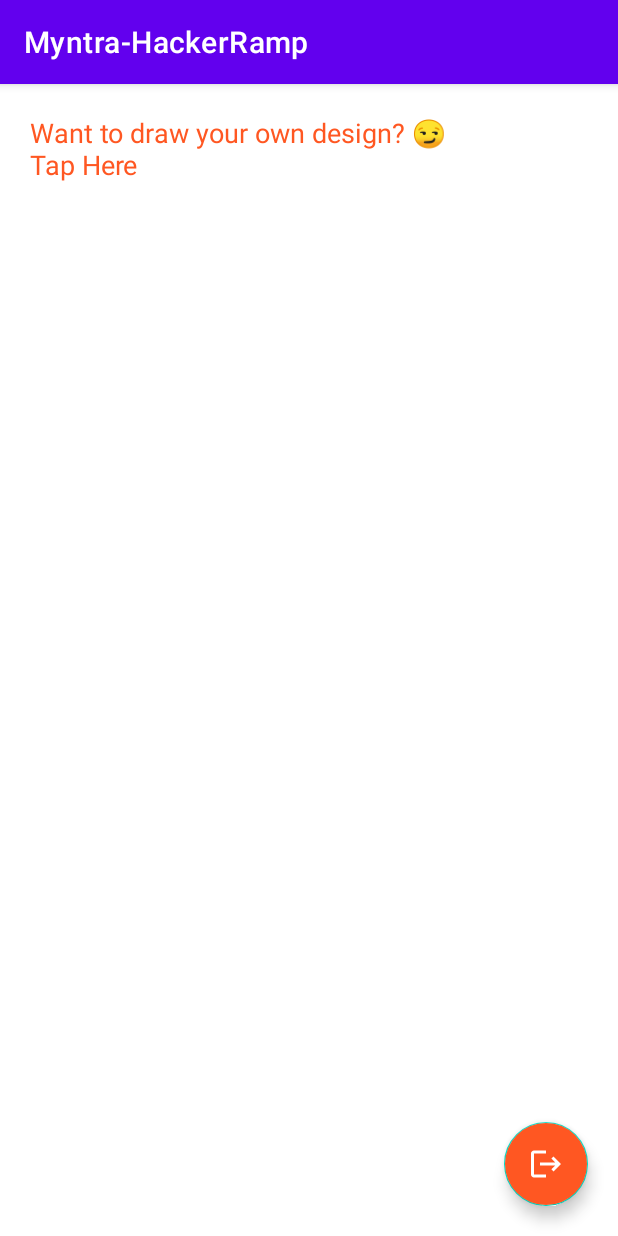
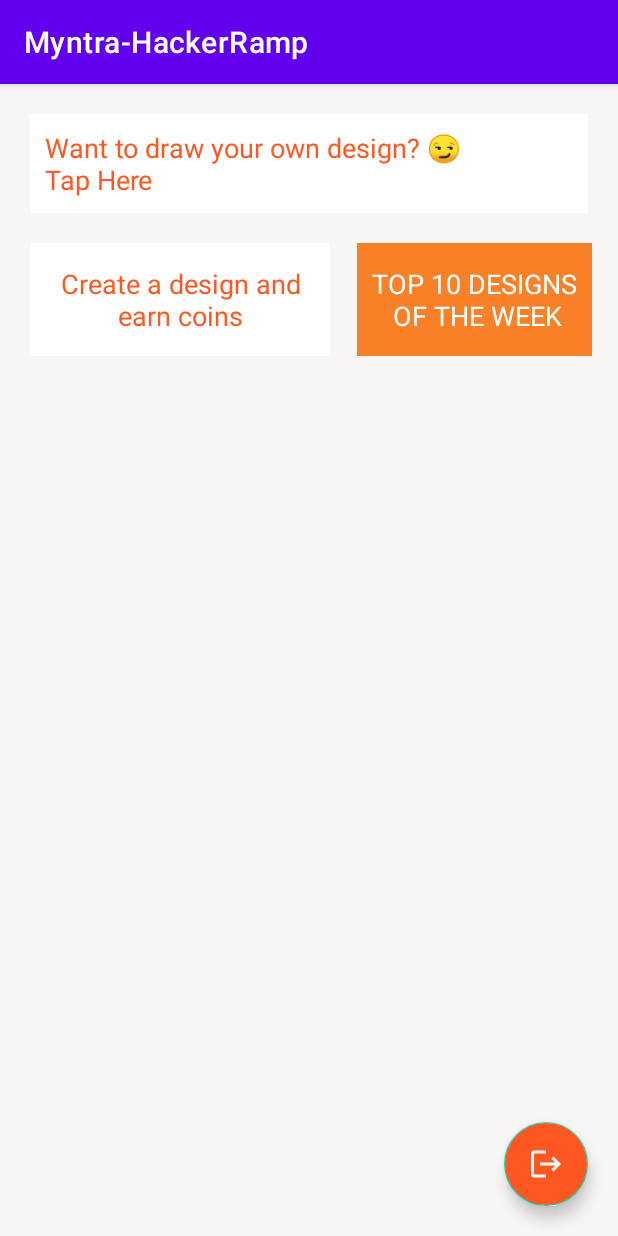
Before and after one commit to bhavesh3005sharma/Myntra-HackerRamp, an Android app: the HomeActivity screen opened directly, with no data from a screen before it, on a phone screen of 412 x 824 dp. Run offline under Robolectric (Android 15) with nearby library versions, the phone set to English and light mode, and no system bars; our stand-ins replace Firebase (no records; nobody signed in at launch, a user with empty details on screens opened directly).

Commit message:
Card, Adapter

```diff
--- a/app/build.gradle
+++ b/app/build.gradle
@@ -51,4 +51,5 @@ dependencies {
     implementation 'com.google.firebase:firebase-messaging:23.0.0'
 
     implementation 'gun0912.ted:tedpermission:2.1.0'
+    implementation 'com.github.bumptech.glide:glide:4.11.0'
 }
--- a/app/src/main/java/com/hackathon/myntra_hackerramp/HomeActivity.java
+++ b/app/src/main/java/com/hackathon/myntra_hackerramp/HomeActivity.java
@@ -1,4 +1,6 @@
 package com.hackathon.myntra_hackerramp;
+
+import static java.security.AccessController.getContext;
 
 import android.content.Intent;
 import android.content.SharedPreferences;
@@ -6,19 +8,48 @@ import android.os.Bundle;
 import android.view.View;
 
 import androidx.appcompat.app.AppCompatActivity;
+import androidx.recyclerview.widget.LinearLayoutManager;
+import androidx.recyclerview.widget.RecyclerView;
 
 import com.google.firebase.auth.FirebaseAuth;
+import com.hackathon.myntra_hackerramp.adapter.homeAdapter;
+import com.hackathon.myntra_hackerramp.model.Model;
 
-public class HomeActivity extends AppCompatActivity {
+import java.util.ArrayList;
+
+public class HomeActivity extends AppCompatActivity implements  homeAdapter.listener{
+    homeAdapter adapter;
+    ArrayList<Model> list=new ArrayList<>();
+    RecyclerView recyclerView;
+
 
     @Override
     protected void onCreate(Bundle savedInstanceState) {
         super.onCreate(savedInstanceState);
         setContentView(R.layout.activity_home);
+        recyclerView=findViewById(R.id.recycler);
+
+        adapter = new homeAdapter(this, list);
+        LinearLayoutManager linearLayoutManager = new LinearLayoutManager(this, RecyclerView.VERTICAL, false);
+        linearLayoutManager.setReverseLayout(true);
+        linearLayoutManager.setStackFromEnd(true);
+        recyclerView.setLayoutManager(linearLayoutManager);
+        loadData();
+        recyclerView.setAdapter(adapter);
+        recyclerView.setHasFixedSize(true);
+        adapter.setUpOnListener(this);
+    }
+
+    public void loadData(){
+
     }
 
     public void goToDrawingSheet(View V) {
         startActivity(new Intent(this, DrawingSheet.class));
+    }
+
+    public void goToTop10(View view){
+        startActivity(new Intent(this, top10.class));
     }
 
     public void logout(View V) {
@@ -30,4 +61,14 @@ public class HomeActivity extends AppCompatActivity {
         startActivity(new Intent(this, AuthActivity.class));
         finish();
     }
+
+    @Override
+    public void upVoteClicked(Model model) {
+
+    }
+
+    @Override
+    public void onDesignClicked(Model model) {
+
+    }
 }
--- /dev/null
+++ b/app/src/main/java/com/hackathon/myntra_hackerramp/adapter/homeAdapter.java
@@ -0,0 +1,93 @@
+package com.hackathon.myntra_hackerramp.adapter;
+
+import android.content.Context;
+import android.view.LayoutInflater;
+import android.view.View;
+import android.view.ViewGroup;
+import android.widget.ImageView;
+import android.widget.TextView;
+
+import androidx.annotation.NonNull;
+import androidx.recyclerview.widget.RecyclerView;
+
+import com.bumptech.glide.Glide;
+import com.hackathon.myntra_hackerramp.R;
+import com.hackathon.myntra_hackerramp.model.Model;
+
+import java.util.List;
+
+public class homeAdapter extends RecyclerView.Adapter<homeAdapter.holder> {
+    Context context;
+    List<Model> list;
+    listener mListener;
+
+    public homeAdapter(Context context,List<Model> list){
+        this.context=context;
+        this.list=list;
+    }
+
+    public void setUpOnListener(listener mListener) {
+        this.mListener = mListener;
+    }
+
+    public interface listener{
+        void upVoteClicked(Model model);
+        void onDesignClicked(Model model);
+    }
+
+    @NonNull
+    @Override
+    public holder onCreateViewHolder(@NonNull ViewGroup parent, int viewType) {
+        View view = LayoutInflater.from(parent.getContext()).inflate(R.layout.card_home, parent, false);
+        return new holder(view);
+    }
+
+    @Override
+    public void onBindViewHolder(@NonNull holder holder, int position) {
+        Model model=list.get(position);
+        holder.username.setText(model.getUsername());
+        holder.timeStamp.setText(model.getTimeStampStr());
+        holder.upvotesNo.setText(String.valueOf(model.getUpvotes()));
+        holder.price1.setText(String.valueOf(model.getItemArrayList().get(0).getPrice()));
+        holder.price2.setText(String.valueOf(model.getItemArrayList().get(1).getPrice()));
+        holder.price3.setText(String.valueOf(model.getItemArrayList().get(2).getPrice()));
+
+        if (model.getVoteStatus() == 1) {
+            holder.upVote.setImageResource(R.drawable.ic_upvote_filled);
+        }
+
+        if(model.getDesignUrl()!=null) Glide.with(context).load(model.getDesignUrl()).into(holder.design);
+        if(model.getMlUrl()!=null) Glide.with(context).load(model.getDesignUrl()).into(holder.ml);
+        if(model.getItemArrayList().get(0).getPicUrl()!=null) Glide.with(context).load(model.getDesignUrl()).into(holder.item1);
+        if(model.getItemArrayList().get(1).getPicUrl()!=null) Glide.with(context).load(model.getDesignUrl()).into(holder.item2);
+        if(model.getItemArrayList().get(2).getPicUrl()!=null) Glide.with(context).load(model.getDesignUrl()).into(holder.item3);
+
+    }
+
+    @Override
+    public int getItemCount() {
+        return (list != null) ? list.size() : 0;
+    }
+
+    public static class holder extends RecyclerView.ViewHolder{
+        TextView username,timeStamp,upvotesNo,price1,price2,price3;
+        ImageView design,ml,item1,item2,item3,upVote;
+
+
+        public holder(@NonNull View itemView) {
+            super(itemView);
+            username=itemView.findViewById(R.id.textViewUsername);
+            timeStamp=itemView.findViewById(R.id.textViewDateTime);
+            price1=itemView.findViewById(R.id.price1);
+            price2=itemView.findViewById(R.id.price2);
+            price3=itemView.findViewById(R.id.price3);
+            upvotesNo=itemView.findViewById(R.id.upVoteNumber);
+            design=itemView.findViewById(R.id.design);
+            ml=itemView.findViewById(R.id.mlitem);
+            item1=itemView.findViewById(R.id.item1);
+            item2=itemView.findViewById(R.id.item2);
+            item3=itemView.findViewById(R.id.item3);
+            upVote=itemView.findViewById(R.id.upVote);
+        }
+    }
+}
--- /dev/null
+++ b/app/src/main/res/drawable/ic_upvote_filled.xml
@@ -0,0 +1,10 @@
+<vector xmlns:android="http://schemas.android.com/apk/res/android"
+    android:width="24dp"
+    android:height="24dp"
+    android:tint="?attr/colorControlNormal"
+    android:viewportWidth="24"
+    android:viewportHeight="24">
+    <path
+        android:fillColor="@android:color/white"
+        android:pathData="M1,21h4L5,9L1,9v12zM23,10c0,-1.1 -0.9,-2 -2,-2h-6.31l0.95,-4.57 0.03,-0.32c0,-0.41 -0.17,-0.79 -0.44,-1.06L14.17,1 7.59,7.59C7.22,7.95 7,8.45 7,9v10c0,1.1 0.9,2 2,2h9c0.83,0 1.54,-0.5 1.84,-1.22l3.02,-7.05c0.09,-0.23 0.14,-0.47 0.14,-0.73v-2z" />
+</vector>
--- a/app/src/main/res/layout/activity_home.xml
+++ b/app/src/main/res/layout/activity_home.xml
@@ -3,10 +3,13 @@
     xmlns:app="http://schemas.android.com/apk/res-auto"
     xmlns:tools="http://schemas.android.com/tools"
     android:layout_width="match_parent"
+    android:background="#F8F5F5"
     android:layout_height="match_parent"
     tools:context=".HomeActivity">
 
     <TextView
+        android:padding="10dp"
+        android:background="@color/white"
         android:id="@+id/textView"
         android:layout_width="match_parent"
         android:layout_height="wrap_content"
@@ -19,6 +22,37 @@
         app:layout_constraintStart_toStartOf="parent"
         app:layout_constraintTop_toTopOf="parent" />
 
+    <TextView
+        android:background="@color/white"
+        android:gravity="center"
+        android:padding="10dp"
+        android:id="@+id/textView1"
+        android:layout_width="200dp"
+        android:layout_height="75dp"
+        android:layout_margin="20dp"
+        android:text="Create a design and earn coins"
+        android:textColor="@color/orange"
+        android:textSize="18sp"
+        app:layout_constraintStart_toStartOf="parent"
+        app:layout_constraintTop_toBottomOf="@id/textView" />
+
+    <TextView
+        android:gravity="center"
+        android:padding="10dp"
+        android:id="@+id/textView2"
+        android:layout_width="wrap_content"
+        android:layout_height="75dp"
+        android:layout_margin="20dp"
+        android:background="#F88026"
+        android:onClick="goToTop10"
+        android:text="TOP 10 DESIGNS\n OF THE WEEK"
+        android:textAppearance="@style/TextAppearance.AppCompat.Body1"
+        android:textColor="@color/white"
+        android:textSize="18sp"
+        app:layout_constraintEnd_toEndOf="parent"
+        app:layout_constraintStart_toEndOf="@id/textView1"
+        app:layout_constraintTop_toBottomOf="@id/textView" />
+
     <com.google.android.material.floatingactionbutton.FloatingActionButton
         android:layout_width="wrap_content"
         android:layout_height="wrap_content"
@@ -29,4 +63,15 @@
         app:layout_constraintBottom_toBottomOf="parent"
         app:layout_constraintEnd_toEndOf="parent"
         app:tint="@color/white" />
+
+    <androidx.recyclerview.widget.RecyclerView
+        android:padding="5dp"
+        android:layout_width="match_parent"
+        android:layout_height="0dp"
+        android:id="@+id/recycler"
+        app:layout_constraintBottom_toBottomOf="parent"
+        app:layout_constraintEnd_toEndOf="parent"
+        app:layout_constraintStart_toStartOf="parent"
+        app:layout_constraintTop_toBottomOf="@id/textView2"/>
+
 </androidx.constraintlayout.widget.ConstraintLayout>
```
Also changed, not shown: app/src/main/AndroidManifest.xml (+9 -4 lines), app/src/main/java/com/hackathon/myntra_hackerramp/model/Item.java (added, +37 -0 lines), app/src/main/java/com/hackathon/myntra_hackerramp/model/Model.java (added, +110 -0 lines), app/src/main/java/com/hackathon/myntra_hackerramp/model/Vote.java (added, +27 -0 lines), app/src/main/java/com/hackathon/myntra_hackerramp/top10.java (added, +14 -0 lines), app/src/main/res/drawable/ic_upvote_outlined.xml (added, +10 -0 lines), app/src/main/res/layout/activity_top10.xml (added, +9 -0 lines), app/src/main/res/layout/card_home.xml (added, +171 -0 lines), app/src/main/res/drawable/img.png (added).
